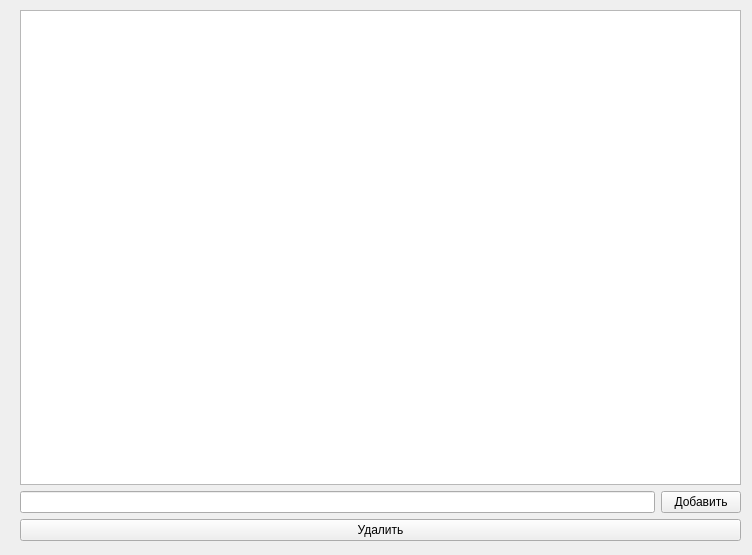
podlev/attendance, file Group.ui: the form before one commit.
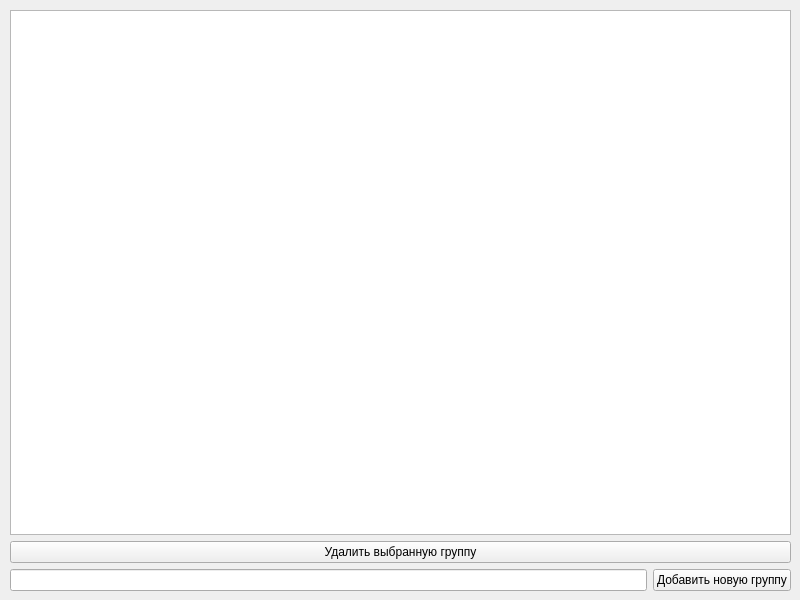
The form after the commit.

What changed in the file:
```diff
--- a/Group.ui
+++ b/Group.ui
@@ -6,26 +6,33 @@
    <rect>
     <x>0</x>
     <y>0</y>
-    <width>752</width>
-    <height>555</height>
+    <width>800</width>
+    <height>600</height>
    </rect>
   </property>
   <property name="windowTitle">
    <string>Form</string>
   </property>
-  <widget class="QWidget" name="">
+  <widget class="QWidget" name="layoutWidget">
    <property name="geometry">
     <rect>
-     <x>20</x>
+     <x>10</x>
      <y>10</y>
-     <width>721</width>
-     <height>531</height>
+     <width>781</width>
+     <height>581</height>
     </rect>
    </property>
    <layout class="QVBoxLayout" name="verticalLayout_2">
     <item>
      <widget class="QTableWidget" name="tableWidget"/>
     </item>
+    <item>
+     <widget class="QPushButton" name="delete_button">
+      <property name="text">
+       <string>Удалить выбранную группу</string>
+      </property>
+     </widget>
+    </item>
     <item>
      <layout class="QVBoxLayout" name="verticalLayout">
       <item>
@@ -36,19 +43,12 @@
         <item>
          <widget class="QPushButton" name="addButton">
           <property name="text">
-           <string>Добавить</string>
+           <string>Добавить новую группу</string>
           </property>
          </widget>
         </item>
        </layout>
       </item>
-      <item>
-       <widget class="QPushButton" name="pushButton">
-        <property name="text">
-         <string>Удалить</string>
-        </property>
-       </widget>
-      </item>
      </layout>
     </item>
    </layout>
```
Left out of the diff: 6 changed lines with no effect on the pictures.
